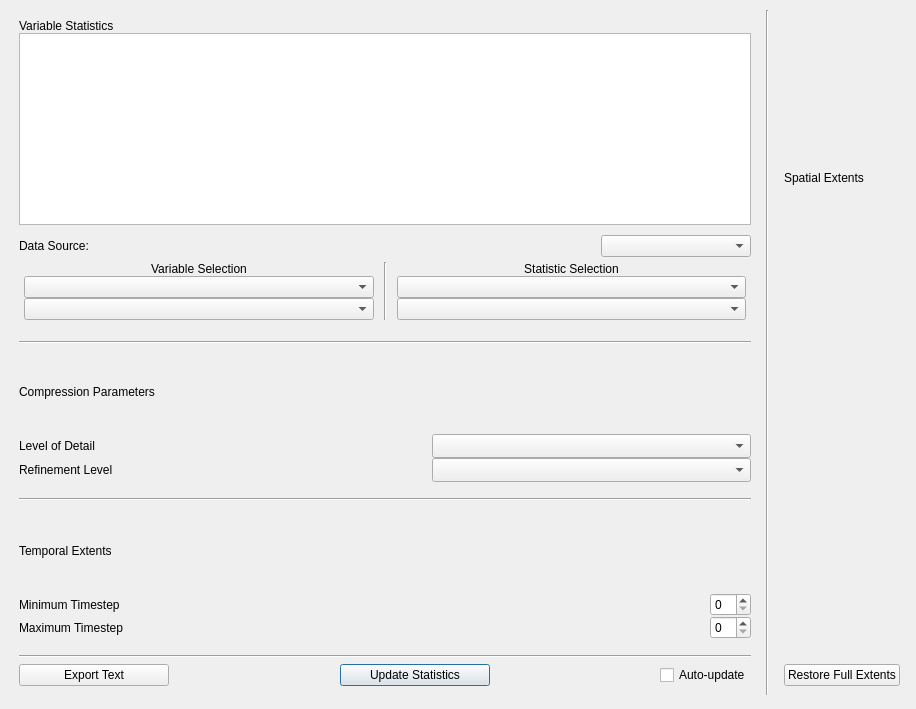
Above: apps/vaporgui/statsWindow.ui from StasJ/vapor-formatted before the change. Below: the same form after it.
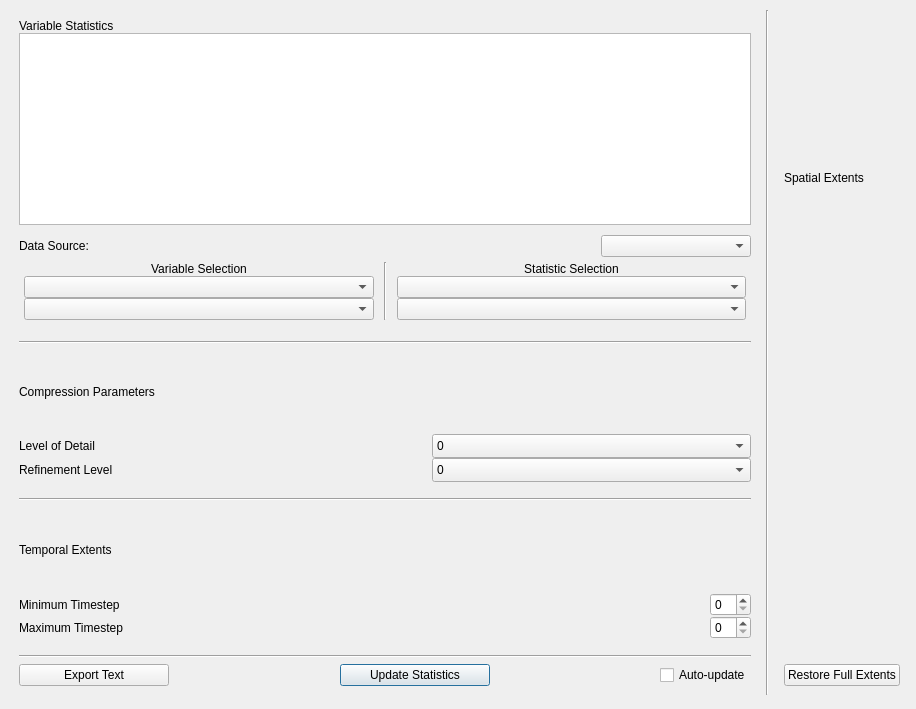
That is the form after the change. Custom widgets are drawn as their Qt base class.

The edit to the form file:
```diff
--- a/apps/vaporgui/statsWindow.ui
+++ b/apps/vaporgui/statsWindow.ui
@@ -249,7 +249,7 @@
           <number>0</number>
          </property>
          <property name="topMargin">
-          <number>5</number>
+          <number>0</number>
          </property>
          <property name="bottomMargin">
           <number>10</number>
@@ -260,7 +260,7 @@
             <number>0</number>
            </property>
            <property name="bottomMargin">
-            <number>5</number>
+            <number>0</number>
            </property>
            <item>
             <widget class="QLabel" name="CompressionLabel">
@@ -316,6 +316,11 @@
              <property name="frame">
               <bool>true</bool>
              </property>
+             <item>
+              <property name="text">
+               <string>0</string>
+              </property>
+             </item>
             </widget>
            </item>
           </layout>
@@ -359,6 +364,11 @@
              <property name="frame">
               <bool>true</bool>
              </property>
+             <item>
+              <property name="text">
+               <string>0</string>
+              </property>
+             </item>
             </widget>
            </item>
           </layout>
@@ -384,7 +394,7 @@
           <number>0</number>
          </property>
          <property name="topMargin">
-          <number>5</number>
+          <number>0</number>
          </property>
          <property name="bottomMargin">
           <number>10</number>
@@ -395,7 +405,7 @@
             <number>0</number>
            </property>
            <property name="bottomMargin">
-            <number>3</number>
+            <number>0</number>
            </property>
            <item>
             <widget class="QLabel" name="TemporalExtentsLabel">
```
Left out of the diff: 3 changed lines with no effect on the pictures.
